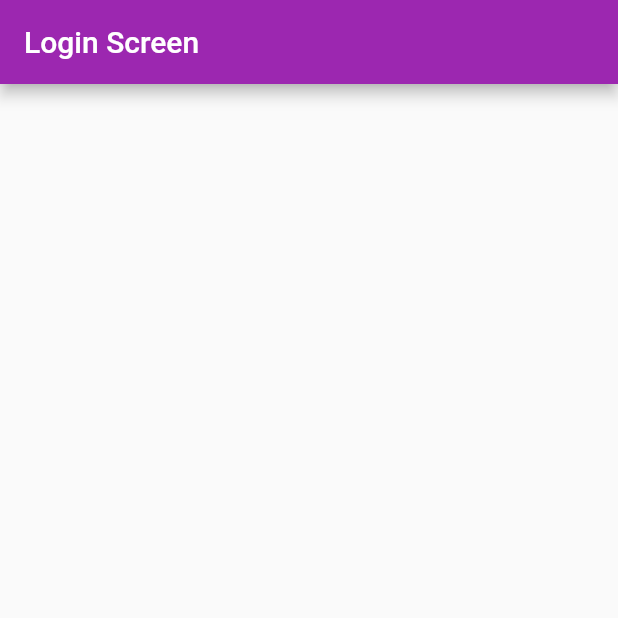
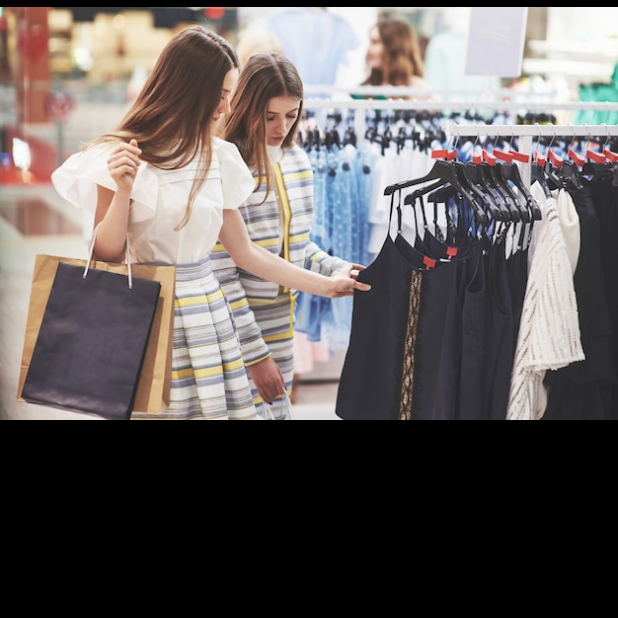
Before and after one commit to uni51/learn-getx-flutter-build-shopping-app-php-mysql-backend, a Flutter app: the screen it shows after launch, on a phone screen of 412 x 824 dp, the top half of it. Run offline on Flutter 3.47's test engine with Material 2 defaults, Android fonts, the phone set to English and light mode, and no system bars; our stand-ins replace get.

Commit message:
4. login screen header

```diff
--- a/lib/users/authentication/login_screen.dart
+++ b/lib/users/authentication/login_screen.dart
@@ -11,8 +11,35 @@ class _LoginScreenState extends State<LoginScreen> {
   @override
   Widget build(BuildContext context) {
     return Scaffold(
-      appBar: AppBar(
-        title: Text("Login Screen"),
+      backgroundColor: Colors.black,
+      body: LayoutBuilder(
+        builder: (context, cons)
+        {
+          return ConstrainedBox(
+            constraints: BoxConstraints(
+              minHeight: cons.maxHeight,
+            ),
+            child: SingleChildScrollView(
+              child: Column(
+                children: [
+
+                  // login screen header
+                  SizedBox(
+                    width: MediaQuery.of(context).size.width,
+                    height: 285,
+                    child: Image.asset(
+                      "images/login.jpg"
+                    ),
+                  )
+
+                  // login screen header
+
+
+                ],
+              ),
+            ),
+          );
+        },
       ),
     );
   }
--- a/pubspec.yaml
+++ b/pubspec.yaml
@@ -61,9 +61,8 @@ flutter:
   uses-material-design: true
 
   # To add assets to your application, add an assets section, like this:
-  # assets:
-  #   - images/a_dot_burr.jpeg
-  #   - images/a_dot_ham.jpeg
+  assets:
+    - images/login.jpg
 
   # An image asset can refer to one or more resolution-specific "variants", see
   # https://flutter.dev/assets-and-images/#resolution-aware
```
Also changed, not shown: images/login.jpg (added), images/register.jpg (added).
